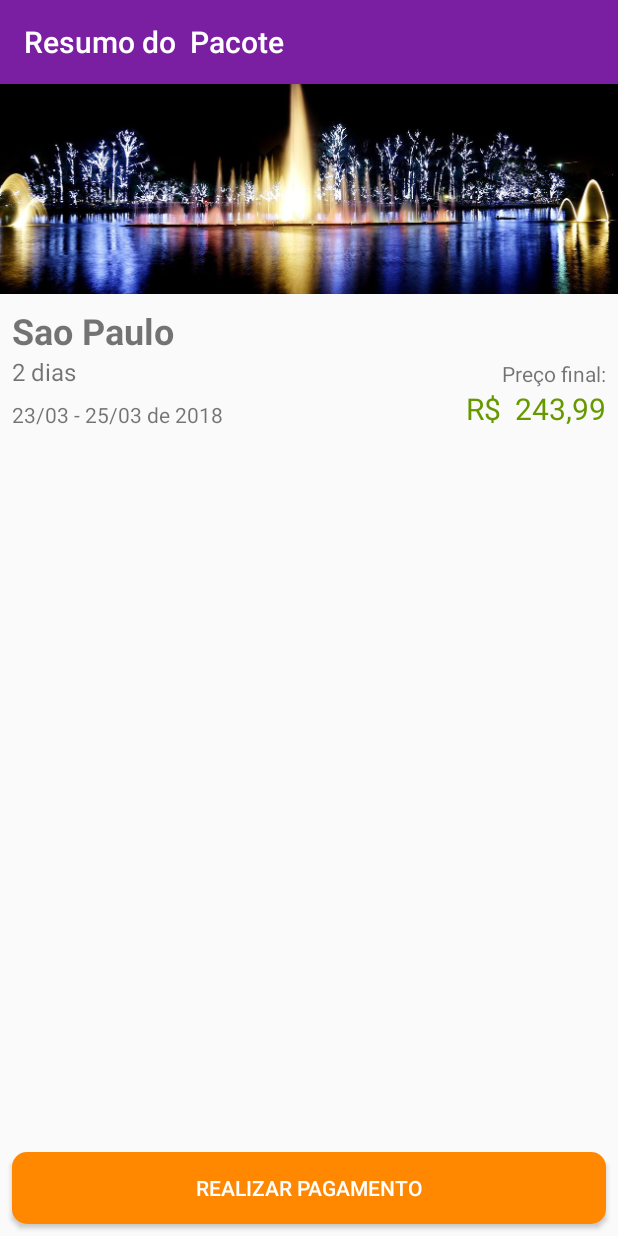
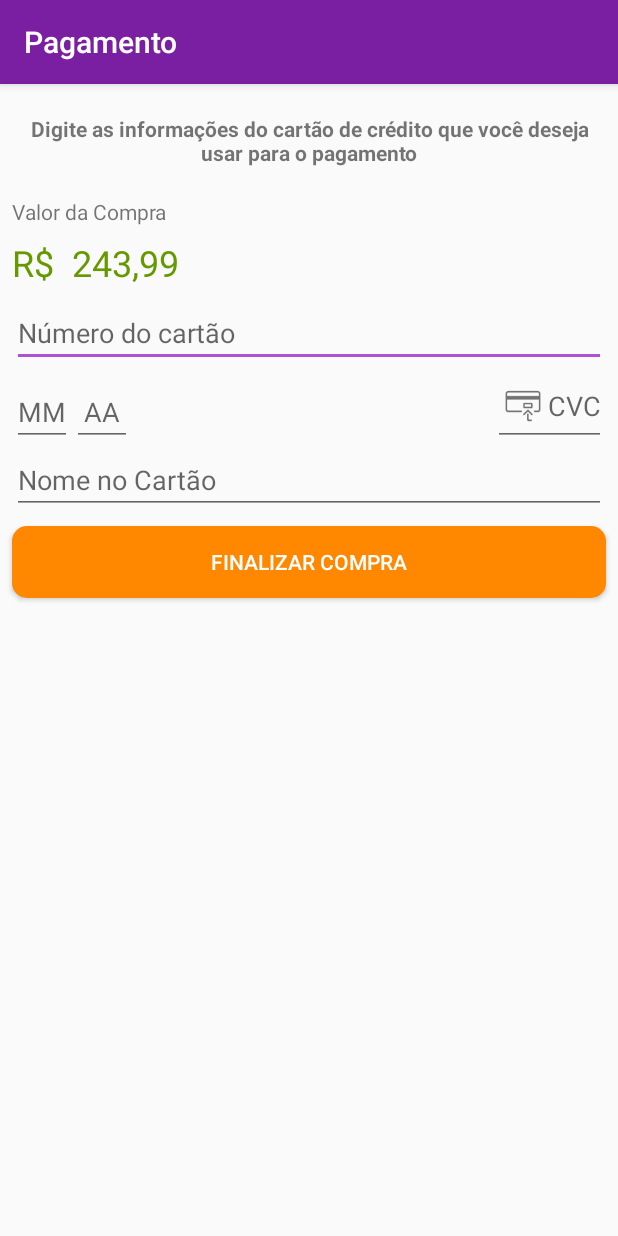
Before and after one commit to JoseAlan/android-design, an Android app: the screen it shows after launch (ResumoPacoteActivity before the commit, PagamentoActivity after it), on a phone screen of 412 x 824 dp. Run offline under Robolectric (Android 15) with nearby library versions, the phone set to English and light mode, and no system bars.

Commit message:
Part2  - Implementando tela de pagamento

```diff
--- a/Part2/app/src/main/AndroidManifest.xml
+++ b/Part2/app/src/main/AndroidManifest.xml
@@ -16,7 +16,8 @@
                 <category android:name="android.intent.category.LAUNCHER" />
             </intent-filter>
         </activity>
-        <activity android:name=".ui.activity.ResumoPacoteActivity"></activity>
+        <activity android:name=".ui.activity.ResumoPacoteActivity" />
+        <activity android:name=".ui.activity.PagamentoActivity"></activity>
     </application>
 
 </manifest>
--- /dev/null
+++ b/Part2/app/src/main/java/br/com/alura/aluraviagens/ui/activity/PagamentoActivity.java
@@ -0,0 +1,35 @@
+package br.com.alura.aluraviagens.ui.activity;
+
+import android.support.v7.app.AppCompatActivity;
+import android.os.Bundle;
+import android.widget.TextView;
+
+import java.math.BigDecimal;
+
+import br.com.alura.aluraviagens.R;
+import br.com.alura.aluraviagens.model.Pacote;
+import br.com.alura.aluraviagens.util.MoedaUtil;
+
+public class PagamentoActivity extends AppCompatActivity {
+
+    public static final String TITULO_APPBAR = "Pagamento";
+
+    @Override
+    protected void onCreate(Bundle savedInstanceState) {
+        super.onCreate(savedInstanceState);
+        setContentView(R.layout.activity_pagamento);
+
+        setTitle(TITULO_APPBAR);
+
+        Pacote pacoteSaoPaulo = new Pacote("Sao Paulo", "sao_paulo_sp", 2,
+                new BigDecimal(243.99));
+
+        mostraPreco(pacoteSaoPaulo);
+    }
+
+    private void mostraPreco(Pacote pacote) {
+        TextView preco = findViewById(R.id.pagamento_valor);
+        String moedaBrasileira = MoedaUtil.formataParaBrasileiro(pacote.getPreco());
+        preco.setText(moedaBrasileira);
+    }
+}
--- a/Part2/app/src/main/java/br/com/alura/aluraviagens/ui/activity/ResumoPacoteActivity.java
+++ b/Part2/app/src/main/java/br/com/alura/aluraviagens/ui/activity/ResumoPacoteActivity.java
@@ -1,5 +1,6 @@
 package br.com.alura.aluraviagens.ui.activity;
 
+import android.content.Intent;
 import android.graphics.drawable.Drawable;
 import android.support.annotation.NonNull;
 import android.support.v7.app.AppCompatActivity;
@@ -43,6 +44,8 @@ public class ResumoPacoteActivity extends AppCompatActivity {
 
         mostraData(pacoteSaoPaulo);
 
+        Intent intent = new Intent(this, PagamentoActivity.class);
+        startActivity(intent);
 
     }
 
--- /dev/null
+++ b/Part2/app/src/main/res/layout/activity_pagamento.xml
@@ -0,0 +1,116 @@
+<?xml version="1.0" encoding="utf-8"?>
+<android.support.constraint.ConstraintLayout xmlns:android="http://schemas.android.com/apk/res/android"
+    xmlns:app="http://schemas.android.com/apk/res-auto"
+    xmlns:tools="http://schemas.android.com/tools"
+    android:layout_width="match_parent"
+    android:layout_height="match_parent">
+
+    <TextView
+        android:id="@+id/pagamento_orientacao"
+        android:layout_width="0dp"
+        android:layout_height="wrap_content"
+        android:layout_margin="20dp"
+        android:text="@string/pagamento_aviso_texto"
+        android:textAlignment="center"
+        android:textSize="14sp"
+        android:textStyle="bold"
+        app:layout_constraintEnd_toEndOf="parent"
+        app:layout_constraintStart_toStartOf="parent"
+        app:layout_constraintTop_toTopOf="parent" />
+
+    <TextView
+        android:id="@+id/pagamento_texto_valor"
+        android:layout_width="0dp"
+        android:layout_height="wrap_content"
+        android:layout_marginEnd="8dp"
+        android:layout_marginStart="8dp"
+        android:layout_marginTop="20dp"
+        android:text="@string/pagamento_texto"
+        android:textSize="14sp"
+        app:layout_constraintStart_toStartOf="parent"
+        app:layout_constraintTop_toBottomOf="@id/pagamento_orientacao" />
+
+    <TextView
+        android:id="@+id/pagamento_valor"
+        android:layout_width="0dp"
+        android:layout_height="wrap_content"
+        android:layout_marginTop="8dp"
+        android:textColor="@android:color/holo_green_dark"
+        android:textSize="24sp"
+        app:layout_constraintStart_toStartOf="@id/pagamento_texto_valor"
+        app:layout_constraintTop_toBottomOf="@id/pagamento_texto_valor"
+        tools:text="@string/valor_pagamento_texto" />
+
+    <EditText
+        android:id="@+id/pagamento_numero_cartao"
+        android:layout_width="0dp"
+        android:layout_height="wrap_content"
+        android:layout_margin="8dp"
+        android:hint="@string/numero_cartao"
+        android:inputType="number"
+        android:maxLength="12"
+        app:layout_constraintEnd_toEndOf="parent"
+        app:layout_constraintStart_toStartOf="parent"
+        app:layout_constraintTop_toBottomOf="@id/pagamento_valor" />
+
+    <EditText
+        android:id="@+id/pagamento_mes_cartao"
+        android:layout_width="40dp"
+        android:layout_height="wrap_content"
+        android:hint="@string/mes_cartao"
+        android:inputType="number"
+        android:maxLength="2"
+        android:textAlignment="center"
+        app:layout_constraintBottom_toBottomOf="@id/pagamento_cvc_cartao"
+        app:layout_constraintStart_toStartOf="@id/pagamento_numero_cartao" />
+
+    <EditText
+        android:id="@+id/pagamento_ano_cartao"
+        android:layout_width="40dp"
+        android:layout_height="wrap_content"
+        android:hint="@string/ano_cartao"
+        android:inputType="number"
+        android:maxLength="2"
+        android:textAlignment="center"
+        app:layout_constraintBottom_toBottomOf="@id/pagamento_cvc_cartao"
+        app:layout_constraintStart_toEndOf="@id/pagamento_mes_cartao" />
+
+    <EditText
+        android:id="@+id/pagamento_cvc_cartao"
+        android:layout_width="wrap_content"
+        android:layout_height="wrap_content"
+        android:drawableLeft="@drawable/ic_cvc_cartao_de_credito"
+        android:drawableStart="@drawable/ic_cvc_cartao_de_credito"
+        android:hint="@string/cvc_cartao"
+        android:inputType="number"
+        android:maxLength="3"
+        android:textAlignment="center"
+        app:layout_constraintEnd_toEndOf="@id/pagamento_numero_cartao"
+        app:layout_constraintTop_toBottomOf="@id/pagamento_numero_cartao" />
+
+    <EditText
+        android:id="@+id/pagamento_nome_no_cartao"
+        android:layout_width="0dp"
+        android:layout_height="wrap_content"
+        android:digits="@string/digitos_do_nome"
+        android:hint="@string/nome_no_cartao"
+        android:inputType="text"
+        android:maxLength="45"
+        app:layout_constraintEnd_toEndOf="@id/pagamento_cvc_cartao"
+        app:layout_constraintStart_toStartOf="@id/pagamento_mes_cartao"
+        app:layout_constraintTop_toBottomOf="@id/pagamento_cvc_cartao" />
+
+    <Button
+        android:id="@+id/pagamento_botao_finalizar"
+        android:layout_width="0dp"
+        android:layout_height="wrap_content"
+        android:layout_marginTop="8dp"
+        android:background="@drawable/botao_redondo_laranja"
+        android:text="@string/finalizar"
+        android:textColor="@android:color/white"
+        app:layout_constraintEnd_toEndOf="@id/pagamento_nome_no_cartao"
+        app:layout_constraintStart_toStartOf="@id/pagamento_nome_no_cartao"
+        app:layout_constraintTop_toBottomOf="@id/pagamento_nome_no_cartao" />
+
+
+</android.support.constraint.ConstraintLayout>
--- a/Part2/app/src/main/res/values/strings.xml
+++ b/Part2/app/src/main/res/values/strings.xml
@@ -6,4 +6,14 @@
     <string name="imagem">imagem da cidade</string>
     <string name="preco_final">Preço final:</string>
     <string name="realizar_pagamento">Realizar pagamento</string>
+    <string name="pagamento_aviso_texto">Digite as informações do cartão de crédito que você deseja usar para o pagamento</string>
+    <string name="pagamento_texto">Valor da Compra</string>
+    <string name="valor_pagamento_texto">R$ 421,50</string>
+    <string name="numero_cartao">Número do cartão</string>
+    <string name="mes_cartao">MM</string>
+    <string name="ano_cartao">AA</string>
+    <string name="cvc_cartao">CVC</string>
+    <string name="nome_no_cartao">Nome no Cartão</string>
+    <string name="finalizar">Finalizar compra</string>
+    <string name="digitos_do_nome">abcdefghijklmnopqrstuvwxyzçABCDEFGHIJKLMNOPQRSTUVWXYZÇ\u0020</string>
 </resources>
```
Also changed, not shown: Part2/app/src/main/res/drawable-hdpi/ic_cvc_cartao_de_credito.png (added), Part2/app/src/main/res/drawable-mdpi/ic_cvc_cartao_de_credito.png (added), Part2/app/src/main/res/drawable-xhdpi/ic_cvc_cartao_de_credito.png (added), Part2/app/src/main/res/drawable-xxhdpi/ic_cvc_cartao_de_credito.png (added), Part2/app/src/main/res/drawable-xxxhdpi/ic_cvc_cartao_de_credito.png (added), Part2/app/src/main/res/drawable/drawable-hdpi/ic_cvc_cartao_de_credito.png (added), Part2/app/src/main/res/drawable/drawable-mdpi/ic_cvc_cartao_de_credito.png (added), Part2/app/src/main/res/drawable/drawable-xhdpi/ic_cvc_cartao_de_credito.png (added), Part2/app/src/main/res/drawable/drawable-xxhdpi/ic_cvc_cartao_de_credito.png (added), Part2/app/src/main/res/drawable/drawable-xxxhdpi/ic_cvc_cartao_de_credito.png (added).
